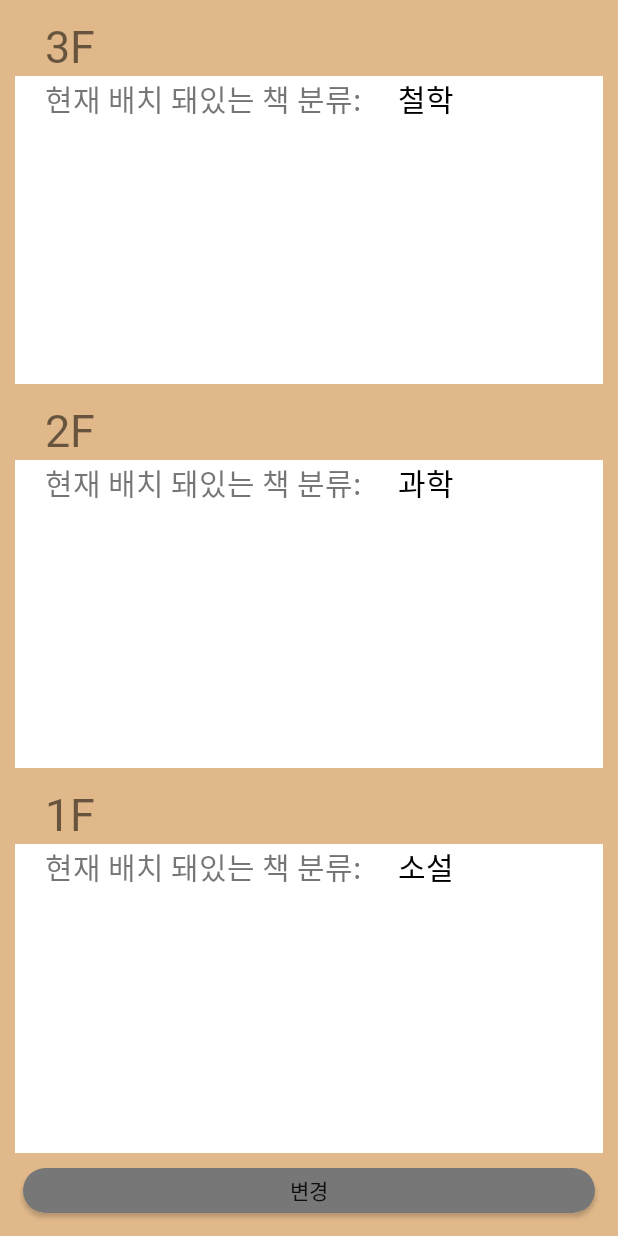
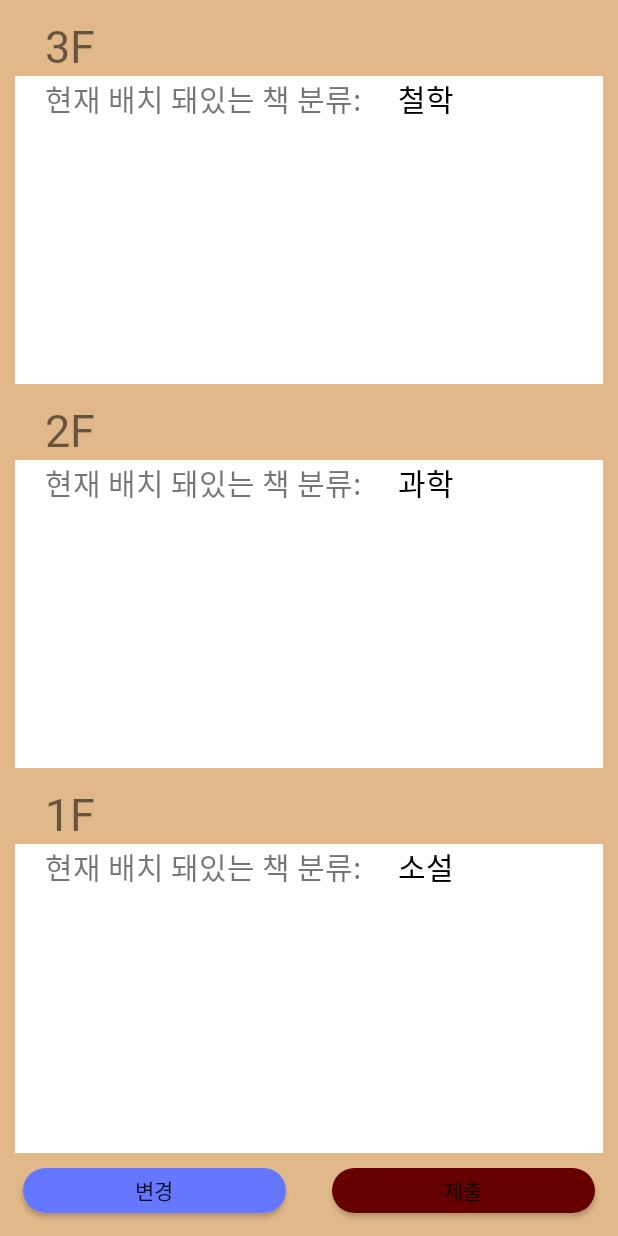
Before and after one commit to yangMinjae/CapstonDesign_Hwai, an Android app: the AdminBookchangeActivity screen opened directly, with no data from a screen before it, on a phone screen of 412 x 824 dp. Run offline under Robolectric (Android 15) with nearby library versions, the phone set to English and light mode, and no system bars.

Commit message:
adminbookchange 화면에서 특정 카테고리가 선택될 시, 다른 카테고리의 enabled설정이 false가 되도록 하였습니다. 결과적으로는, 하 나의 카테고리가 여러 층에 위치 할 수 있게되 는 문제를 해결했습니다. 서버에 제출하기 위한 버튼을 추가했습니다.

```diff
--- a/app/src/main/java/com/example/library_app/AdminBookchangeActivity.java
+++ b/app/src/main/java/com/example/library_app/AdminBookchangeActivity.java
@@ -12,6 +12,7 @@ import android.widget.Button;
 import android.widget.CheckBox;
 import android.widget.CompoundButton;
 import android.widget.LinearLayout;
+import android.widget.RadioButton;
 import android.widget.TextView;
 import android.widget.Toast;
 
@@ -19,10 +20,11 @@ public class AdminBookchangeActivity extends AppCompatActivity implements Compou
 
     String[] categories;
 
-    private Button btn_chg;     // 카테고리 변경 버튼
-    private TextView category1; // 1층의 카테고리
-    private TextView category2; // 2층의 카테고리
-    private TextView category3; // 3층의 카테고리
+    private Button btn_chg;             // 카테고리 변경 버튼
+    private Button btn_submitCategory;  //서버에 제출 버튼
+    private TextView category1;         // 1층의 카테고리
+    private TextView category2;         // 2층의 카테고리
+    private TextView category3;         // 3층의 카테고리
 
     private LinearLayout cb_list_1f;
     private LinearLayout cb_list_2f;
@@ -62,6 +64,7 @@ public class AdminBookchangeActivity extends AppCompatActivity implements Compou
         category1 = findViewById(R.id.category1);
         category2 = findViewById(R.id.category2);
         category3 = findViewById(R.id.category3);
+        btn_submitCategory = findViewById(R.id.btn_submitCategory);
 
         cb_list_1f = findViewById(R.id.cb_list_1f);
         cb_list_2f = findViewById(R.id.cb_list_2f);
@@ -88,8 +91,8 @@ public class AdminBookchangeActivity extends AppCompatActivity implements Compou
             public void onClick(View view) {
 
                 if (btn_chg.getText().toString().equals("변경")) {
+                    btn_submitCategory.setEnabled(false);
                     btn_chg.setText("확인");
-
 
                     cb_list_1f.setVisibility(View.VISIBLE);
                     cb_list_2f.setVisibility(View.VISIBLE);
@@ -97,6 +100,7 @@ public class AdminBookchangeActivity extends AppCompatActivity implements Compou
 
                 }
                 else {
+                    btn_submitCategory.setEnabled(true);
                     check_category(checkBoxes[0], category1);
                     check_category(checkBoxes[1], category2);
                     check_category(checkBoxes[2], category3);
@@ -141,6 +145,15 @@ public class AdminBookchangeActivity extends AppCompatActivity implements Compou
                 checkBoxes[i][j].setOnCheckedChangeListener(this);
             }
         }
+        btn_submitCategory.setOnClickListener(new View.OnClickListener() {
+            @Override
+            public void onClick(View view) {
+                /*
+                서버:
+                서버로 변경된 카테고리 전송
+                 */
+            }
+        });
 
     }
 
--- /dev/null
+++ b/app/src/main/res/drawable/btn_red.xml
@@ -0,0 +1,23 @@
+<?xml version="1.0" encoding="utf-8"?>
+<selector xmlns:android="http://schemas.android.com/apk/res/android"
+    >
+    <item android:state_enabled="true">
+        <shape>
+            <solid android:color="#660000">
+
+            </solid>
+            <corners android:radius="30dp">
+            </corners>
+        </shape>
+    </item>
+    <item android:state_enabled="false">
+        <shape>
+            <solid android:color="#777777">
+
+            </solid>
+            <corners android:radius="30dp">
+            </corners>
+        </shape>
+    </item>
+
+</selector>
--- a/app/src/main/res/layout/admin_bookchange.xml
+++ b/app/src/main/res/layout/admin_bookchange.xml
@@ -300,15 +300,33 @@
         </LinearLayout>
 
     </LinearLayout>
-
+    <LinearLayout
+        android:layout_width="match_parent"
+        android:layout_height="wrap_content"
+        android:orientation="horizontal"
+        android:weightSum="1"
+        >
         <Button
             android:id="@+id/btn_chg"
-        android:layout_width="match_parent"
+            android:layout_width="0dp"
             android:layout_height="30dp"
             android:layout_marginHorizontal="15dp"
             android:layout_marginBottom="15dp"
-        android:background="@drawable/btn_grey"
+            android:background="@drawable/btn_blue"
             android:gravity="center"
+            android:layout_weight="0.5"
             android:text="변경" />
+        <Button
+            android:id="@+id/btn_submitCategory"
+            android:layout_width="0dp"
+            android:layout_height="30dp"
+            android:layout_marginHorizontal="15dp"
+            android:layout_marginBottom="15dp"
+            android:background="@drawable/btn_red"
+            android:gravity="center"
+            android:layout_weight="0.5"
+            android:text="제출" />
+    </LinearLayout>
+
 
 </LinearLayout>
```
Lines whose indentation alone changed are shown as unchanged.
